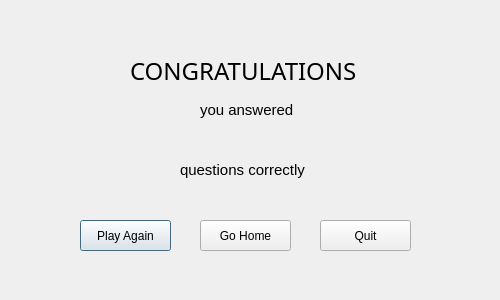
This is congrats.ui in notashwinii/braincode as Qt 5 draws it before an edit. The edited form follows.
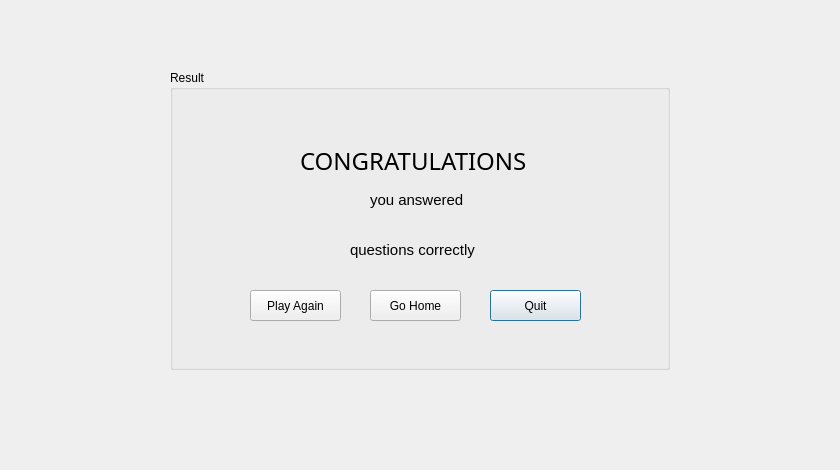
This is the edited form.

Diff of the .ui file:
```diff
--- a/congrats.ui
+++ b/congrats.ui
@@ -6,18 +6,33 @@
    <rect>
     <x>0</x>
     <y>0</y>
-    <width>500</width>
-    <height>300</height>
+    <width>840</width>
+    <height>470</height>
    </rect>
   </property>
   <property name="windowTitle">
    <string>Dialog</string>
   </property>
+  <property name="modal">
+   <bool>true</bool>
+  </property>
+  <widget class="QGroupBox" name="groupBox">
+   <property name="geometry">
+    <rect>
+     <x>170</x>
+     <y>70</y>
+     <width>500</width>
+     <height>300</height>
+    </rect>
+   </property>
+   <property name="title">
+    <string>Result</string>
+   </property>
   <widget class="QLabel" name="label">
    <property name="geometry">
     <rect>
      <x>130</x>
-     <y>50</y>
+      <y>70</y>
      <width>251</width>
      <height>41</height>
     </rect>
@@ -36,7 +51,7 @@
    <property name="geometry">
     <rect>
      <x>200</x>
-     <y>100</y>
+      <y>120</y>
      <width>101</width>
      <height>20</height>
     </rect>
@@ -55,7 +70,7 @@
    <property name="geometry">
     <rect>
      <x>180</x>
-     <y>160</y>
+      <y>170</y>
      <width>131</width>
      <height>20</height>
     </rect>
@@ -70,32 +85,6 @@
     <string>questions correctly</string>
    </property>
   </widget>
-  <widget class="QPushButton" name="playAgain">
-   <property name="geometry">
-    <rect>
-     <x>80</x>
-     <y>220</y>
-     <width>91</width>
-     <height>31</height>
-    </rect>
-   </property>
-   <property name="text">
-    <string>Play Again</string>
-   </property>
-  </widget>
-  <widget class="QPushButton" name="goHome">
-   <property name="geometry">
-    <rect>
-     <x>200</x>
-     <y>220</y>
-     <width>91</width>
-     <height>31</height>
-    </rect>
-   </property>
-   <property name="text">
-    <string>Go Home</string>
-   </property>
-  </widget>
   <widget class="QPushButton" name="Quit">
    <property name="geometry">
     <rect>
@@ -108,6 +97,33 @@
    <property name="text">
     <string>Quit</string>
    </property>
+   </widget>
+   <widget class="QPushButton" name="goHome">
+    <property name="geometry">
+     <rect>
+      <x>200</x>
+      <y>220</y>
+      <width>91</width>
+      <height>31</height>
+     </rect>
+    </property>
+    <property name="text">
+     <string>Go Home</string>
+    </property>
+   </widget>
+   <widget class="QPushButton" name="playAgain">
+    <property name="geometry">
+     <rect>
+      <x>80</x>
+      <y>220</y>
+      <width>91</width>
+      <height>31</height>
+     </rect>
+    </property>
+    <property name="text">
+     <string>Play Again</string>
+    </property>
+   </widget>
   </widget>
  </widget>
  <resources/>
```
Left out of the diff: 3 changed lines with no effect on the pictures. Lines whose indentation alone changed are shown as unchanged.
